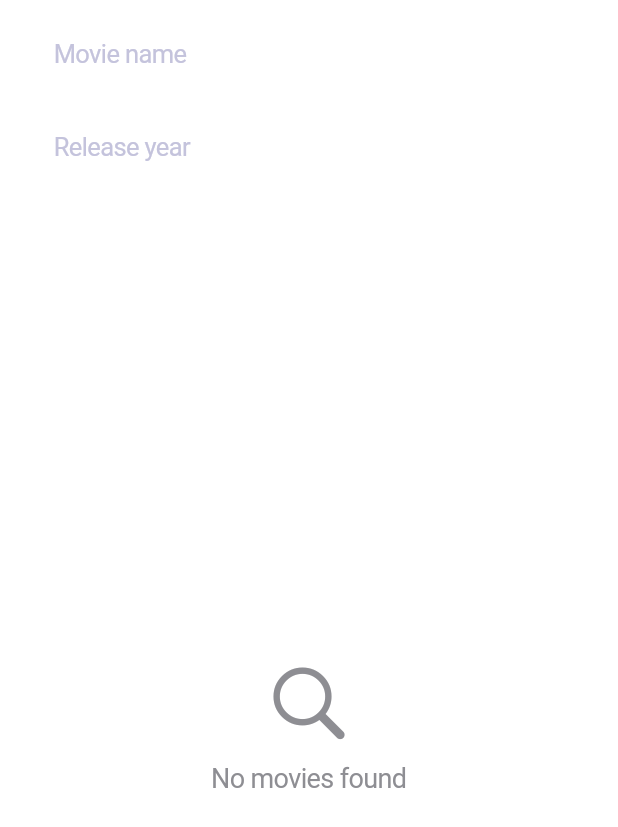
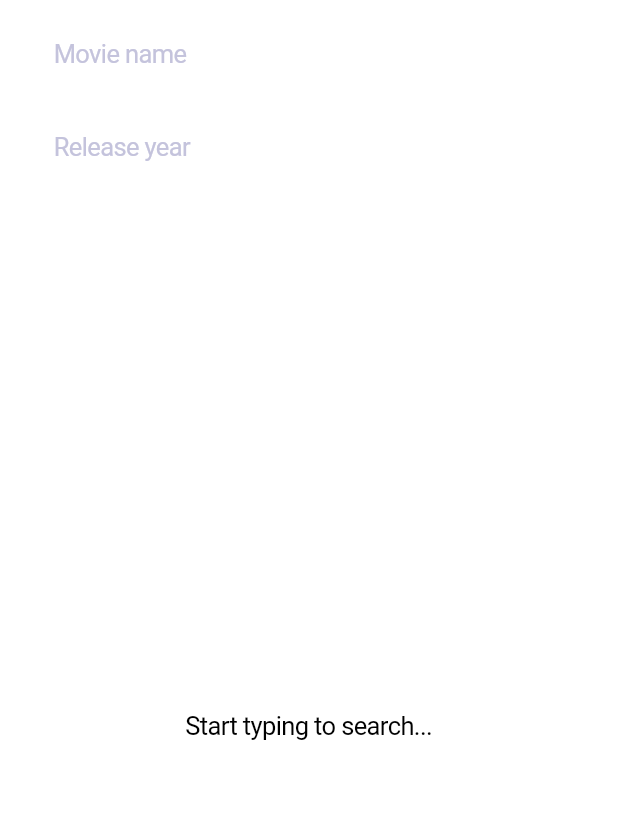
Before and after one commit to AlenNka333/cinespot, a Flutter app: the SearchViewController screen opened directly, on a phone screen of 412 x 824 dp. Shown: the top 827 px of the screen. Run offline on Flutter 3.47's test engine with Material 3 defaults, Android fonts, the phone set to English and light mode, and no system bars; our stand-ins replace auto_size_text, equatable, flutter_bloc, flutter_rating, flutter_secure_storage, share and 1 more; accounts and stored records are empty.

Commit message:
moved search screen to bloc

```diff
--- a/lib/data/network/models/movie.dart
+++ b/lib/data/network/models/movie.dart
@@ -16,7 +16,7 @@ class Movie {
   @JsonKey()
   final String overview;
   @JsonKey(name: "vote_average")
-  final double voteAverage;
+  final double? voteAverage;
   @JsonKey(name: "poster_path", fromJson: _fromJsonUrl)
   final String posterUrl;
   @JsonKey(name: "backdrop_path", fromJson: _fromJsonUrl)
--- a/lib/ui/common/tab_bar/tab_bar_view.dart
+++ b/lib/ui/common/tab_bar/tab_bar_view.dart
@@ -55,11 +55,7 @@ class TabBarController extends StatelessWidget {
                     child: HomeViewController(),
                   ));
         } else if (index == 1) {
-          return CupertinoTabView(
-              builder: (context) => ChangeNotifierProvider.value(
-                    value: viewModel.searchViewModel,
-                    child: SearchViewController(),
-                  ));
+          return CupertinoTabView(builder: (context) => SearchViewController());
         } else if (index == 2) {
           return CupertinoTabView(
               builder: (context) => ChangeNotifierProvider.value(
--- a/lib/ui/common/tab_bar/tab_bar_view_model.dart
+++ b/lib/ui/common/tab_bar/tab_bar_view_model.dart
@@ -1,7 +1,6 @@
 import 'package:cinespot/data/managers/authentication_manager.dart';
 import 'package:cinespot/ui/root/favourites/favourites_view_model.dart';
 import 'package:cinespot/ui/root/home/home_view_model.dart';
-import 'package:cinespot/ui/root/search/search_view_model.dart';
 import 'package:flutter/material.dart';
 
 class TabBarViewModel extends ChangeNotifier {
@@ -12,13 +11,11 @@ class TabBarViewModel extends ChangeNotifier {
 
   //viewModels
   late final HomeViewModel homeViewModel;
-  late final SearchViewModel searchViewModel;
   late final FavouritesViewModel favouritesViewModel;
 
   TabBarViewModel(this._authManager) {
     homeViewModel = HomeViewModel();
     favouritesViewModel = FavouritesViewModel(_authManager);
-    searchViewModel = SearchViewModel();
   }
 
   void setCurrentIndex(int newIndex) {
--- a/lib/ui/root/home/subviews/movie_of_the_day_view.dart
+++ b/lib/ui/root/home/subviews/movie_of_the_day_view.dart
@@ -50,7 +50,7 @@ class MovieOfTheDayView extends StatelessWidget {
                     FittedBox(
                       fit: BoxFit.scaleDown,
                       child: StarRating(
-                        rating: movie.voteAverage,
+                        rating: movie.voteAverage ?? 0,
                         allowHalfRating: true,
                         color: Colors.amber,
                         borderColor: Color.fromRGBO(87, 111, 130, 1),
--- a/lib/ui/root/login/widgets/login_form.dart
+++ b/lib/ui/root/login/widgets/login_form.dart
@@ -80,7 +80,6 @@ class _LoginFormState extends State<LoginForm> {
                           bloc.add(LoginButtonPressed(
                               username: _usernameController.text,
                               password: _passwordController.text));
-                          //viewModel.login();
                         },
                         style: TextButton.styleFrom(
                           shape: RoundedRectangleBorder(
--- /dev/null
+++ b/lib/ui/root/search/bloc/search_block.dart
@@ -0,0 +1,49 @@
+import 'dart:async';
+
+import 'package:cinespot/data/network/api/api_client.dart';
+import 'package:cinespot/data/network/models/movie.dart';
+import 'package:flutter_bloc/flutter_bloc.dart';
+import 'package:equatable/equatable.dart';
+
+part 'search_state.dart';
+part 'search_event.dart';
+
+class SearchBloc extends Bloc<SearchEvent, SearchState> {
+  Timer? _debounce;
+
+  SearchBloc() : super(SearchInitial()) {
+    on<SearchQueryChanged>(_onChanged);
+    on<SearchMovieRequested>(_onSearchRequested);
+  }
+
+  void _onChanged(SearchQueryChanged event, Emitter<SearchState> emit) {
+    if (_debounce?.isActive ?? false) _debounce!.cancel();
+
+    _debounce = Timer(const Duration(seconds: 3), () {
+      add(SearchMovieRequested(movieName: event.movieName, year: event.year));
+    });
+  }
+
+  void _onSearchRequested(
+      SearchMovieRequested event, Emitter<SearchState> emit) async {
+    String query = event.movieName.trim();
+    String year = event.year.trim();
+
+    emit(SearchLoading());
+
+    try {
+      List<Movie> movies;
+      if (query.isEmpty && year.isNotEmpty) {
+        movies = await APIClient().fetchMoviesByYear(year: year);
+      } else if (query.isNotEmpty) {
+        movies = await APIClient().fetchMoviesBy(query: query, year: year);
+      } else {
+        movies = [];
+      }
+
+      emit(SearchLoaded(movies: movies));
+    } catch (error) {
+      emit(SearchFailed(error.toString()));
+    }
+  }
+}
--- /dev/null
+++ b/lib/ui/root/search/bloc/search_event.dart
@@ -0,0 +1,26 @@
+part of 'search_block.dart';
+
+class SearchEvent extends Equatable {
+  @override
+  List<Object?> get props => [];
+}
+
+class SearchQueryChanged extends SearchEvent {
+  final String movieName;
+  final String year;
+
+  SearchQueryChanged({required this.movieName, required this.year});
+
+  @override
+  List<Object?> get props => [movieName, year];
+}
+
+class SearchMovieRequested extends SearchEvent {
+  final String movieName;
+  final String year;
+
+  SearchMovieRequested({required this.movieName, required this.year});
+
+  @override
+  List<Object?> get props => [movieName, year];
+}
--- /dev/null
+++ b/lib/ui/root/search/bloc/search_state.dart
@@ -0,0 +1,26 @@
+part of 'search_block.dart';
+
+class SearchState extends Equatable {
+  @override
+  List<Object?> get props => [];
+}
+
+class SearchInitial extends SearchState {}
+
+class SearchLoading extends SearchState {}
+
+class SearchLoaded extends SearchState {
+  List<Movie> movies;
+
+  SearchLoaded({required this.movies});
+
+  @override
+  List<Object?> get props => [movies];
+}
+
+class SearchFailed extends SearchState {
+  final String error;
+  SearchFailed(this.error);
+  @override
+  List<Object?> get props => [error];
+}
--- a/lib/ui/root/search/search_view_controller.dart
+++ b/lib/ui/root/search/search_view_controller.dart
@@ -1,134 +1,16 @@
-import 'package:auto_size_text/auto_size_text.dart';
-import 'package:cinespot/utils/extensions/double_extension.dart';
-import 'package:cinespot/data/network/models/movie.dart';
-import 'package:cinespot/ui/root/search/search_view_model.dart';
+import 'package:cinespot/ui/root/search/bloc/search_block.dart';
+import 'package:cinespot/ui/root/search/widgets/search_form.dart';
 import 'package:flutter/cupertino.dart';
-import 'package:flutter/material.dart';
-import 'package:flutter_rating/flutter_rating.dart';
-import 'package:provider/provider.dart';
+import 'package:flutter_bloc/flutter_bloc.dart';
 
 class SearchViewController extends StatelessWidget {
   const SearchViewController({super.key});
 
   @override
   Widget build(BuildContext context) {
-    return CupertinoPageScaffold(child:
-        SafeArea(child: Consumer<SearchViewModel>(builder: (_, viewModel, __) {
-      return Padding(
-        padding: const EdgeInsets.symmetric(horizontal: 20.0, vertical: 10),
-        child: Column(
-          spacing: 10,
-          children: [
-            textField(
-                controller: viewModel.searchController,
-                placeholder: "Movie name"),
-            textField(
-                controller: viewModel.yearController,
-                placeholder: "Release year"),
-            SizedBox(
-              height: 10,
-            ),
-            Expanded(child: moviesView(context))
-          ],
-        ),
-      );
-    })));
-  }
-
-  Widget textField(
-      {required TextEditingController controller,
-      required String placeholder}) {
-    return CupertinoTextField(
-      controller: controller,
-      placeholder: placeholder,
-      padding: const EdgeInsets.all(16),
-      style: const TextStyle(color: CupertinoColors.white),
-      placeholderStyle:
-          const TextStyle(color: Color.fromARGB(255, 196, 195, 220)),
-      decoration: const BoxDecoration(
-          color: Color.fromARGB(34, 255, 255, 255),
-          borderRadius: BorderRadius.all(Radius.circular(20))),
-    );
-  }
-
-  Widget moviesView(BuildContext context) {
-    return Selector<SearchViewModel, List<Movie>>(
-      selector: (_, viewModel) => viewModel.movies,
-      builder: (_, movies, __) {
-        if (movies.isEmpty) {
-          return Center(
-            child: Column(
-              mainAxisAlignment: MainAxisAlignment.center,
-              children: [
-                Icon(CupertinoIcons.search,
-                    size: 60, color: CupertinoColors.systemGrey),
-                SizedBox(height: 10),
-                Text(
-                  "No movies found",
-                  style: TextStyle(
-                      color: CupertinoColors.systemGrey, fontSize: 18),
-                )
-              ],
-            ),
-          );
-        }
-
-        return SingleChildScrollView(
-          padding: EdgeInsets.only(bottom: 20),
-          child: Wrap(
-            spacing: 20,
-            runSpacing: 20,
-            alignment: WrapAlignment.center,
-            children: movies.map((movie) {
-              return SizedBox(
-                width: (MediaQuery.of(context).size.width - 60) / 2,
-                child: Column(
-                  mainAxisSize: MainAxisSize.min,
-                  crossAxisAlignment: CrossAxisAlignment.center,
-                  spacing: 5.0,
-                  children: [
-                    SizedBox(
-                      height: MediaQuery.of(context).size.width / 2,
-                      child: ClipRRect(
-                        borderRadius: BorderRadius.circular(10.0),
-                        child: imageView(movie.posterUrl),
-                      ),
-                    ),
-                    AutoSizeText(
-                      movie.title.toString(),
-                      style: TextStyle(fontWeight: FontWeight.w400),
-                      maxLines: 2,
-                      textAlign: TextAlign.center,
-                      minFontSize: 10,
-                      maxFontSize: 15,
-                    ),
-                    FittedBox(
-                      fit: BoxFit.fitHeight,
-                      child: StarRating(
-                        rating: movie.voteAverage.halfRating(),
-                        allowHalfRating: true,
-                        color: Colors.amber,
-                        borderColor: Color.fromRGBO(87, 111, 130, 1),
-                      ),
-                    )
-                  ],
-                ),
-              );
-            }).toList(),
-          ),
-        );
-      },
-    );
-  }
-
-  Widget imageView(String url) {
-    if (url.isEmpty) {
-      return Icon(CupertinoIcons.film_fill);
-    }
-
-    return Image.network(
-      url,
-      fit: BoxFit.cover,
+    return BlocProvider(
+      create: (context) => SearchBloc(),
+      child: CupertinoPageScaffold(child: SafeArea(child: SearchForm())),
     );
   }
 }
--- a/lib/ui/root/search/search_view_model.dart
+++ /dev/null
@@ -1,85 +0,0 @@
-import 'dart:async';
-
-import 'package:cinespot/data/network/api/api_client.dart';
-import 'package:cinespot/data/network/models/movie.dart';
-import 'package:flutter/cupertino.dart';
-
-class SearchViewModel extends ChangeNotifier {
-  late TextEditingController _searchController;
-  late TextEditingController _yearController;
-  Timer? _debounce;
-
-  TextEditingController get searchController => _searchController;
-  TextEditingController get yearController => _yearController;
-
-  List<Movie> movies = [];
-
-  bool isLoading = false;
-
-  SearchViewModel() {
-    _searchController = TextEditingController();
-    _yearController = TextEditingController();
-
-    _searchController.addListener(_onSearchChanged);
-    _yearController.addListener(_onSearchChanged);
-  }
-
-  void _onSearchChanged() {
-    if (_debounce?.isActive ?? false) _debounce!.cancel();
-
-    _debounce = Timer(const Duration(seconds: 3), () {
-      _fetchMovies();
-    });
-  }
-
-  void _fetchMovies() {
-    String query = _searchController.text.trim();
-    String year = _yearController.text.trim();
-
-    if (query.isEmpty && year.isNotEmpty) {
-      _fetchMoviesByYear(year);
-    } else if (query.isNotEmpty) {
-      _fetchMoviesByName(query, year);
-    } else {
-      //_errorMessage = "Please, check your input";
-    }
-  }
-
-  @override
-  void dispose() {
-    _searchController.dispose();
-    _yearController.dispose();
-    _debounce?.cancel();
-    super.dispose();
-  }
-
-  Future<void> _fetchMoviesByYear(String year) async {
-    isLoading = true;
-    notifyListeners();
-
-    try {
-      movies = await APIClient().fetchMoviesByYear(year: year);
-    } catch (error) {
-      //_errorMessage = error.toString();
-      print(error.toString());
-    } finally {
-      isLoading = false;
-      notifyListeners();
-    }
-  }
-
-  Future<void> _fetchMoviesByName(String query, String? year) async {
-    isLoading = true;
-    notifyListeners();
-
-    try {
-      movies = await APIClient().fetchMoviesBy(query: query, year: year);
-    } catch (error) {
-      //_errorMessage = error.toString();
-      print(error.toString());
-    } finally {
-      isLoading = false;
-      notifyListeners();
-    }
-  }
-}
--- /dev/null
+++ b/lib/ui/root/search/widgets/search_form.dart
@@ -0,0 +1,164 @@
+import 'package:auto_size_text/auto_size_text.dart';
+import 'package:cinespot/ui/root/search/bloc/search_block.dart';
+import 'package:cinespot/utils/extensions/double_extension.dart';
+import 'package:flutter/cupertino.dart';
+import 'package:flutter/material.dart';
+import 'package:flutter_bloc/flutter_bloc.dart';
+import 'package:flutter_rating/flutter_rating.dart';
+
+class SearchForm extends StatefulWidget {
+  const SearchForm({super.key});
+
+  @override
+  State<SearchForm> createState() => _SearchFormState();
+}
+
+class _SearchFormState extends State<SearchForm> {
+  final _searchMovieController = TextEditingController();
+  final _searchYearController = TextEditingController();
+
+  @override
+  void dispose() {
+    _searchMovieController.dispose();
+    _searchYearController.dispose();
+    super.dispose();
+  }
+
+  @override
+  Widget build(BuildContext context) {
+    return Padding(
+      padding: const EdgeInsets.symmetric(horizontal: 20.0, vertical: 10),
+      child: Column(
+        spacing: 10,
+        children: [
+          textField(
+            controller: _searchMovieController,
+            placeholder: "Movie name",
+            onChanged: (value) {
+              context.read<SearchBloc>().add(SearchQueryChanged(
+                  movieName: _searchMovieController.text,
+                  year: _searchYearController.text));
+            },
+          ),
+          textField(
+            controller: _searchYearController,
+            placeholder: "Release year",
+            onChanged: (value) {
+              context.read<SearchBloc>().add(SearchQueryChanged(
+                  movieName: _searchMovieController.text,
+                  year: _searchYearController.text));
+            },
+          ),
+          SizedBox(
+            height: 10,
+          ),
+          Expanded(child: moviesView(context))
+        ],
+      ),
+    );
+  }
+
+  Widget textField(
+      {required TextEditingController controller,
+      required String placeholder,
+      required ValueChanged<String> onChanged}) {
+    return CupertinoTextField(
+      controller: controller,
+      placeholder: placeholder,
+      onChanged: onChanged,
+      padding: const EdgeInsets.all(16),
+      style: const TextStyle(color: CupertinoColors.white),
+      placeholderStyle:
+          const TextStyle(color: Color.fromARGB(255, 196, 195, 220)),
+      decoration: const BoxDecoration(
+          color: Color.fromARGB(34, 255, 255, 255),
+          borderRadius: BorderRadius.all(Radius.circular(20))),
+    );
+  }
+
+  Widget moviesView(BuildContext context) {
+    return BlocBuilder<SearchBloc, SearchState>(builder: (context, state) {
+      if (state is SearchLoading) {
+        return const Center(child: CupertinoActivityIndicator());
+      } else if (state is SearchLoaded) {
+        if (state.movies.isEmpty) {
+          return Center(
+            child: Column(
+              mainAxisAlignment: MainAxisAlignment.center,
+              children: [
+                Icon(CupertinoIcons.search,
+                    size: 60, color: CupertinoColors.systemGrey),
+                SizedBox(height: 10),
+                Text(
+                  "No movies found",
+                  style: TextStyle(
+                      color: CupertinoColors.systemGrey, fontSize: 18),
+                )
+              ],
+            ),
+          );
+        }
+
+        return SingleChildScrollView(
+          padding: EdgeInsets.only(bottom: 20),
+          child: Wrap(
+            spacing: 20,
+            runSpacing: 20,
+            alignment: WrapAlignment.center,
+            children: state.movies.map((movie) {
+              return SizedBox(
+                width: (MediaQuery.of(context).size.width - 60) / 2,
+                child: Column(
+                  mainAxisSize: MainAxisSize.min,
+                  crossAxisAlignment: CrossAxisAlignment.center,
+                  spacing: 5.0,
+                  children: [
+                    SizedBox(
+                      height: MediaQuery.of(context).size.width / 2,
+                      child: ClipRRect(
+                        borderRadius: BorderRadius.circular(10.0),
+                        child: imageView(movie.posterUrl),
+                      ),
+                    ),
+                    AutoSizeText(
+                      movie.title.toString(),
+                      style: TextStyle(fontWeight: FontWeight.w400),
+                      maxLines: 2,
+                      textAlign: TextAlign.center,
+                      minFontSize: 10,
+                      maxFontSize: 15,
+                    ),
+                    FittedBox(
+                      fit: BoxFit.fitHeight,
+                      child: StarRating(
+                        rating: (movie.voteAverage ?? 0).halfRating(),
+                        allowHalfRating: true,
+                        color: Colors.amber,
+                        borderColor: Color.fromRGBO(87, 111, 130, 1),
+                      ),
+                    )
+                  ],
+                ),
+              );
+            }).toList(),
+          ),
+        );
+      } else if (state is SearchFailed) {
+        return Center(child: Text(state.error));
+      } else {
+        return const Center(child: Text("Start typing to search..."));
+      }
+    });
+  }
+
+  Widget imageView(String url) {
+    if (url.isEmpty) {
+      return Icon(CupertinoIcons.film_fill);
+    }
+
+    return Image.network(
+      url,
+      fit: BoxFit.cover,
+    );
+  }
+}
```
Also changed, not shown: lib/data/network/models/movie.g.dart, lib/data/network/models/video.g.dart.
